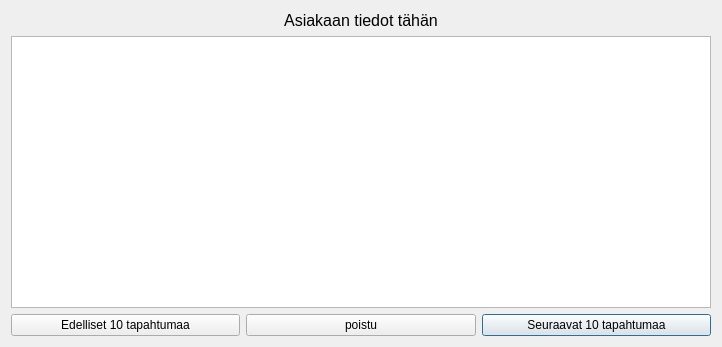
First picture: the form in bankautomat/tapahtumatwindow.ui, repository bank-2022/group17, before the edit.
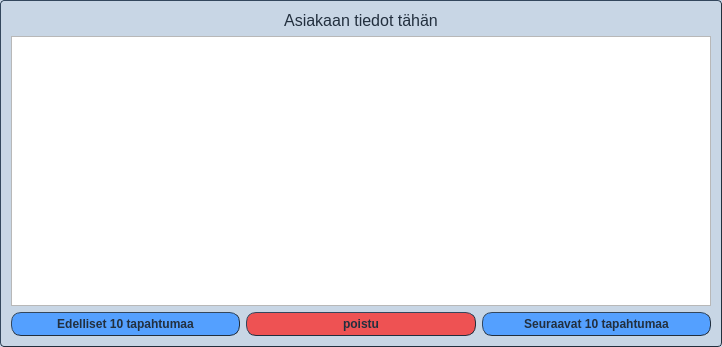
Second picture: the form after the edit. Icons and pictures are not drawn.

Commit message: UI ulkonäyön säätöä v0.3

The edit to the form file:
```diff
--- a/bankautomat/tapahtumatwindow.ui
+++ b/bankautomat/tapahtumatwindow.ui
@@ -35,12 +35,54 @@
    <iconset resource="Pictures/src.qrc">
     <normaloff>:/images/piggy-bank.png</normaloff>:/images/piggy-bank.png</iconset>
   </property>
+  <property name="styleSheet">
+   <string notr="true">QDialog {
+background-color: rgb(200, 214, 229);
+color: rgb(34, 47, 62);
+border-style: outset;
+border-top-width: 1px;
+border-left-width: 1px;
+border-right-width: 1px;
+border-bottom-width: 1px;
+border-radius: 4px;
+border-offset: -1px;
+border-color: #222f3e;
+}</string>
+  </property>
   <layout class="QGridLayout" name="gridLayout">
    <item row="1" column="0" colspan="3">
-    <widget class="QListWidget" name="TapahtumaList"/>
+    <widget class="QListWidget" name="TapahtumaList">
+     <property name="styleSheet">
+      <string notr="true">QListWidget{
+color: rgb(34, 47, 62);
+font-family: &quot;Segoe UI&quot;;
+}</string>
+     </property>
+    </widget>
    </item>
    <item row="2" column="2">
     <widget class="QPushButton" name="Seur10tapahtBtn">
+     <property name="styleSheet">
+      <string notr="true">QPushButton {
+color: rgb(34, 47, 62);
+font-family: &quot;Segoe UI&quot;;
+font: bold;
+background-color: rgb(84, 160, 255);
+border-style: outset;
+border-width: 1px;
+border-radius: 10px;
+border-color: #222f3e;
+padding: 4px;
+}
+QPushButton:hover{
+background-color: rgba(84, 160, 255,150);
+border-style: inset;
+}
+QPushButton:pressed{
+background-color: rgba(84, 160, 255,70);
+border-style: inset;
+}</string>
+     </property>
      <property name="text">
       <string>Seuraavat 10 tapahtumaa</string>
      </property>
@@ -48,6 +90,27 @@
    </item>
    <item row="2" column="1">
     <widget class="QPushButton" name="poistuBtn">
+     <property name="styleSheet">
+      <string notr="true">QPushButton {
+color: rgb(34, 47, 62);
+font-family: &quot;Segoe UI&quot;;
+font: bold;
+background-color: rgb(238, 82, 83);
+border-style: outset;
+border-width: 1px;
+border-radius: 10px;
+border-color: #222f3e;
+padding: 4px;
+}
+QPushButton:hover{
+background-color: rgba(238, 82, 83,150);
+border-style: inset;
+}
+QPushButton:pressed{
+background-color: rgba(238, 82, 83,70);
+border-style: inset;
+}</string>
+     </property>
      <property name="text">
       <string>poistu</string>
      </property>
@@ -55,6 +118,27 @@
    </item>
    <item row="2" column="0">
     <widget class="QPushButton" name="Ed10tapahtBtn">
+     <property name="styleSheet">
+      <string notr="true">QPushButton {
+color: rgb(34, 47, 62);
+font-family: &quot;Segoe UI&quot;;
+font: bold;
+background-color: rgb(84, 160, 255);
+border-style: outset;
+border-width: 1px;
+border-radius: 10px;
+border-color: #222f3e;
+padding: 4px;
+}
+QPushButton:hover{
+background-color: rgba(84, 160, 255,150);
+border-style: inset;
+}
+QPushButton:pressed{
+background-color: rgba(84, 160, 255,70);
+border-style: inset;
+}</string>
+     </property>
      <property name="text">
       <string>Edelliset 10 tapahtumaa</string>
      </property>
@@ -64,11 +148,18 @@
     <widget class="QLabel" name="label">
      <property name="font">
       <font>
+       <family>Segoe UI</family>
        <pointsize>12</pointsize>
        <weight>50</weight>
        <bold>false</bold>
       </font>
      </property>
+     <property name="styleSheet">
+      <string notr="true">QLabel{
+color: rgb(34, 47, 62);
+font-family: &quot;Segoe UI&quot;;
+}</string>
+     </property>
      <property name="text">
       <string>Asiakaan tiedot tähän</string>
      </property>
```
The commit also changes 7 other files.
